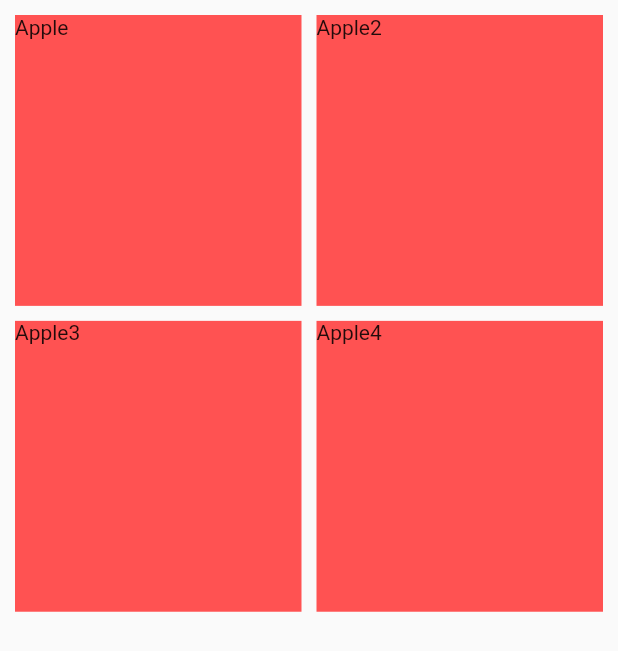
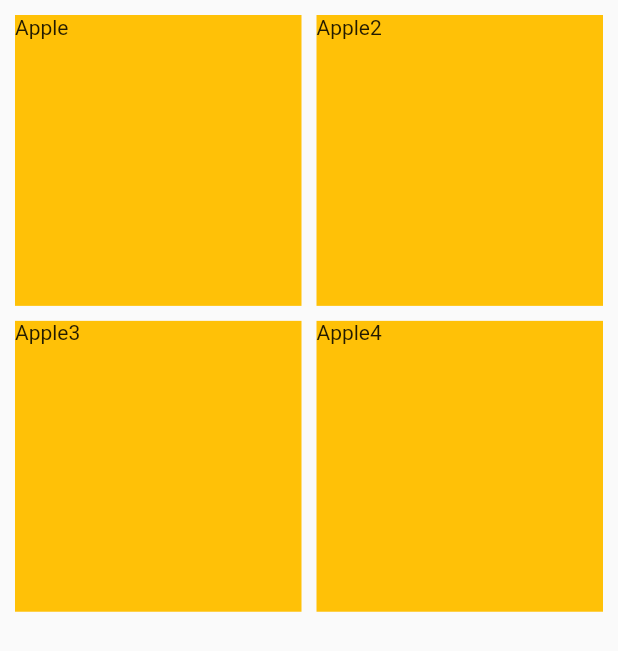
Before and after one commit to sanjuhs/fruitEncyclopedia, a Flutter app: the screen it shows after launch, on a phone screen of 412 x 824 dp. Shown: the top 651 px of the screen. Run offline on Flutter 3.47's test engine with Material 2 defaults, Android fonts, the phone set to English and light mode, and no system bars.

Commit message:
changed the color1 to 2 , commented

```diff
--- a/lib/screens/lvl1_gridScreenLanding.dart
+++ b/lib/screens/lvl1_gridScreenLanding.dart
@@ -26,7 +26,8 @@ class _lvl1GridScreenLandingState extends State<lvl1GridScreenLanding> {
           ),
         itemBuilder: (context , i )=>Container(
           child: Text(fruitsdisplaydata[i].title),
-          decoration: BoxDecoration(color:fruitsdisplaydata[i].color1 ),),
+          decoration: BoxDecoration(color:fruitsdisplaydata[i].color2 ),),
+          //need to add widget above
         itemCount: fruitsdisplaydata.length,
         padding: const EdgeInsets.all(10),
       )
```
